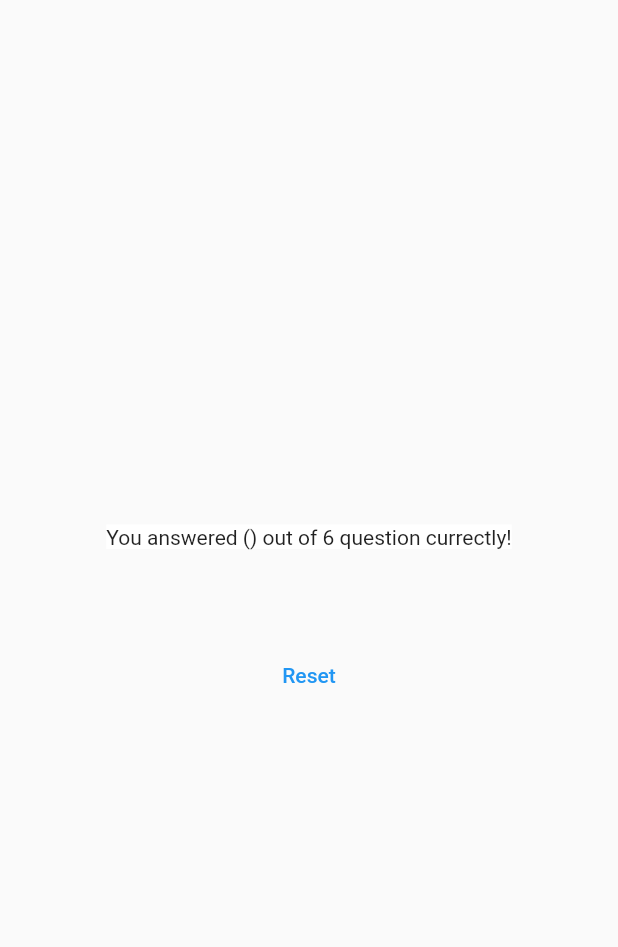
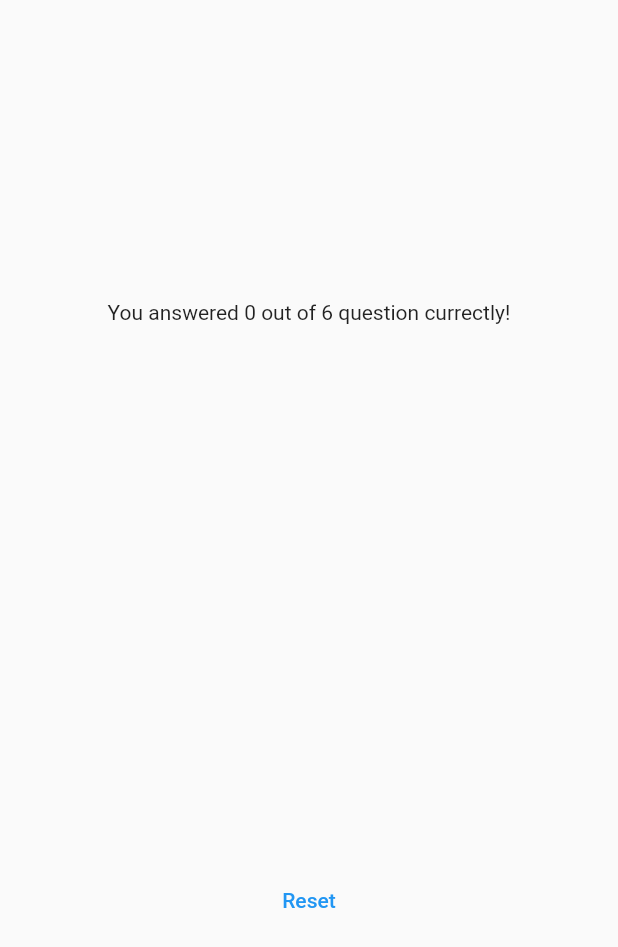
Before and after one commit to kelvinalmeida/Flutter_quiz_app, a Flutter app: the ResultScreen widget shown alone on an empty page, opened directly with empty values, on a phone screen of 412 x 824 dp. Shown: the top 947 px of the screen. Run offline on Flutter 3.47's test engine with Material 2 defaults, Android fonts, the phone set to English and light mode, and no system bars; our stand-ins replace google_fonts.

Commit message:
summary screeen

```diff
--- a/lib/question_summary.dart
+++ b/lib/question_summary.dart
@@ -7,8 +7,10 @@ class QuestionsSummary extends StatelessWidget {
 
   @override
   Widget build(BuildContext context) {
-    // TODO: implement build
-    return Column(
+    return SizedBox(
+      height: 300,
+      child: SingleChildScrollView(
+        child: Column(
           children: [
             ...summaryData.map((data) {
               return Row(
@@ -35,6 +37,8 @@ class QuestionsSummary extends StatelessWidget {
               );
             }).toList(),
           ],
+        ),
+      ),
     );
   }
 }
--- a/lib/results_screen.dart
+++ b/lib/results_screen.dart
@@ -26,7 +26,8 @@ class ResultScreen extends StatelessWidget {
   Widget build(context) {
     final numTotalQuestions = questions.length;
     final numRightQuestions = getSummaryData()
-        .where((data) => data['correct_answer'] == data['user_answer']);
+        .where((data) => data['correct_answer'] == data['user_answer'])
+        .length;
 
     return SizedBox(
       width: double.infinity,
@@ -38,7 +39,6 @@ class ResultScreen extends StatelessWidget {
           children: [
             Text(
               'You answered $numRightQuestions out of $numTotalQuestions question currectly!',
-              style: const TextStyle(backgroundColor: Colors.white),
               textAlign: TextAlign.center,
             ),
             const SizedBox(
```
Lines whose indentation alone changed are shown as unchanged.
